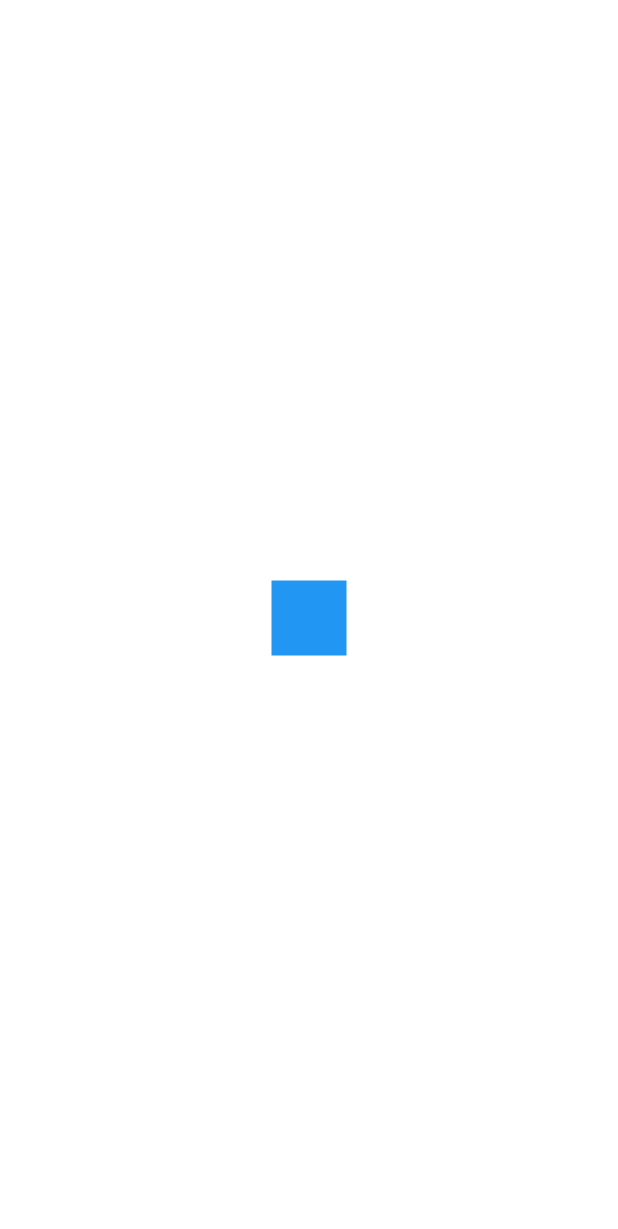
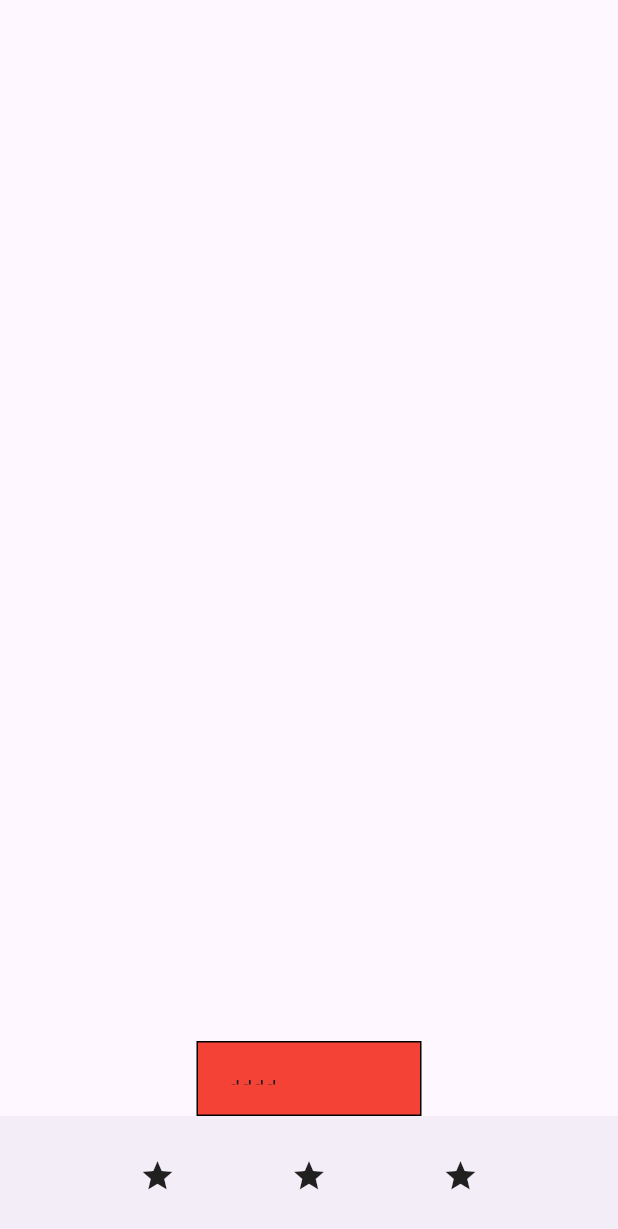
Before and after one commit to TaeYoon17/StarterPack, a Flutter app: the screen it shows after launch, on a phone screen of 412 x 824 dp. Shown: the top 1229 px of the screen. Run offline on Flutter 3.47's test engine with Material 3 defaults, Android fonts, the phone set to English and light mode, and no system bars.

Commit message:
[Feat] Lecture3 - make Box

```diff
--- a/flutter_starter_pack/lib/main.dart
+++ b/flutter_starter_pack/lib/main.dart
@@ -11,10 +11,40 @@ class MyApp extends StatelessWidget {
   Widget build(BuildContext context) {
 
     return MaterialApp(
-      home:
-      Center(
-        child: Container( width: 50, height: 50, color: Colors.blue ),
+      home: Scaffold(
+        appBar: AppBar(),
+        body:
+            Align(
+              alignment: Alignment.bottomCenter,
+              child: Container(
+                width: 150, height: 50,
+                // margin: EdgeInsets.all(20),
+                padding: EdgeInsets.all(20),
+                child: Text('dddd'),
+                decoration: BoxDecoration(
+                    color: Colors.red,
+                    border: Border.all(color: Colors.black)
+                ),
+              ),
+            )
+
+        ,
+        bottomNavigationBar: BottomAppBar(
+            child: SizedBox(
+              height: 70,
+          child: Row(
+            mainAxisAlignment: MainAxisAlignment.spaceEvenly,
+            crossAxisAlignment: CrossAxisAlignment.center,
+            children: [
+              Icon(Icons.star),
+              Icon(Icons.star),
+              Icon(Icons.star)
+            ],
+          ),
+        )
+        ),
       )
+
         // Image.asset("assets/Alamofire.png")
 
       // Icon(Icons.star)
```
